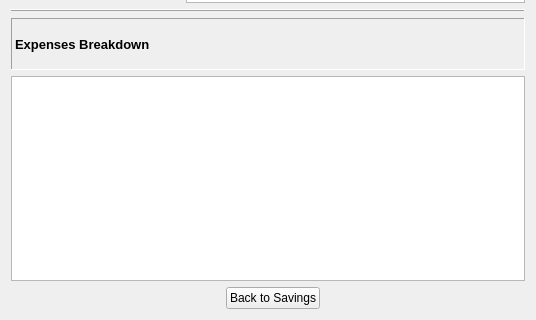
Old version of the form ui/monthreportwidget.ui in the repository NFBaeza/Budget-Monitor; both pictures show x 0 to 536 and y 239 to 559 of the 536 by 559 pixel window.
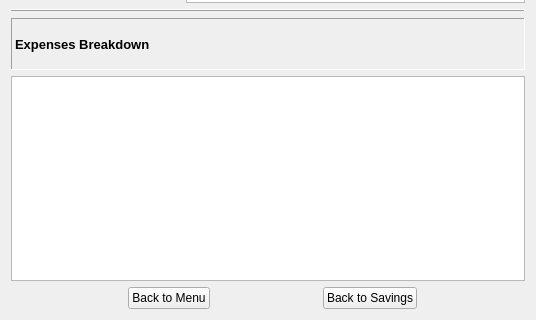
New version of the form. Custom widgets are drawn as their Qt base class.

Commit message: chore: add back to menu button on Monthly Report

Patch:
```diff
--- a/ui/monthreportwidget.ui
+++ b/ui/monthreportwidget.ui
@@ -78,6 +78,19 @@
      <property name="leftMargin">
       <number>10</number>
      </property>
+     <item>
+      <widget class="QPushButton" name="backToMenu">
+       <property name="sizePolicy">
+        <sizepolicy hsizetype="Fixed" vsizetype="Maximum">
+         <horstretch>0</horstretch>
+         <verstretch>0</verstretch>
+        </sizepolicy>
+       </property>
+       <property name="text">
+        <string>Back to Menu</string>
+       </property>
+      </widget>
+     </item>
      <item>
       <widget class="QPushButton" name="backToSavingButton">
        <property name="sizePolicy">
```
The commit also changes 3 other files.
